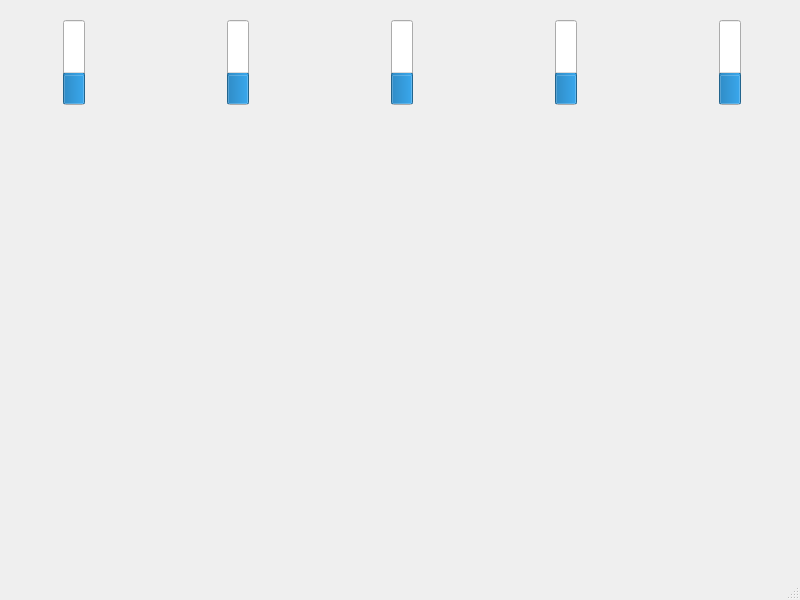
Before: the Qt Designer form mainwindow.ui in Xyan-Banan/polytech-Tamagochi, drawn with Qt 5.
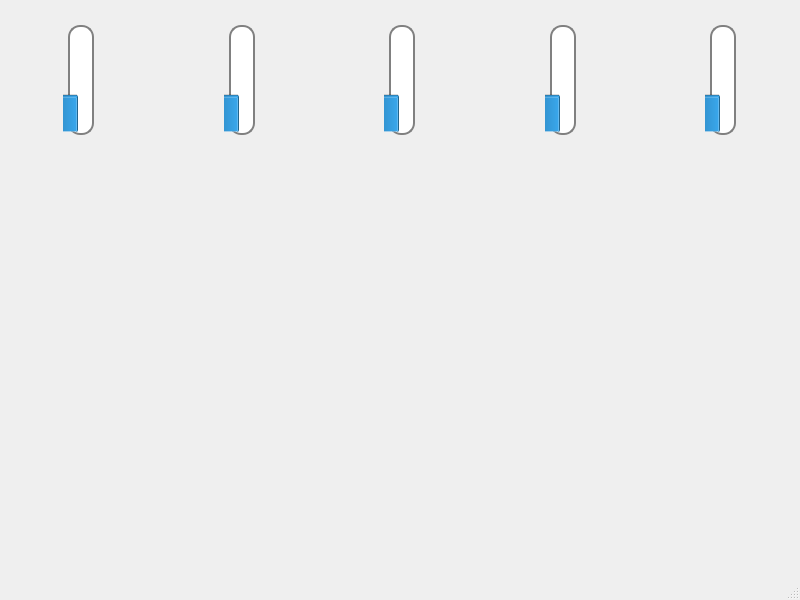
After: the same form once the commit is applied. Icons and pictures are not drawn.

Patch:
```diff
--- a/mainwindow.ui
+++ b/mainwindow.ui
@@ -18,9 +18,9 @@
     <property name="geometry">
      <rect>
       <x>50</x>
-      <y>130</y>
-      <width>399</width>
-      <height>399</height>
+      <y>218</y>
+      <width>311</width>
+      <height>311</height>
      </rect>
     </property>
     <property name="sizePolicy">
@@ -45,7 +45,7 @@
       <x>50</x>
       <y>20</y>
       <width>691</width>
-      <height>91</height>
+      <height>126</height>
      </rect>
     </property>
     <layout class="QHBoxLayout" name="horizontalLayout">
@@ -72,6 +72,12 @@
        </item>
        <item row="0" column="1">
         <widget class="QProgressBar" name="foodProgressBar">
+         <property name="styleSheet">
+          <string notr="true">border: 2px solid grey;
+border-radius: 12%;
+margin: 5px;
+</string>
+         </property>
          <property name="maximum">
           <number>100</number>
          </property>
@@ -124,6 +130,12 @@
        </item>
        <item row="0" column="1">
         <widget class="QProgressBar" name="sleepProgressBar">
+         <property name="styleSheet">
+          <string notr="true">border: 2px solid grey;
+border-radius: 12%;
+margin: 5px;
+</string>
+         </property>
          <property name="maximum">
           <number>100</number>
          </property>
@@ -157,6 +169,12 @@
       <layout class="QGridLayout" name="gridLayout_4">
        <item row="0" column="1">
         <widget class="QProgressBar" name="moodProgressBar">
+         <property name="styleSheet">
+          <string notr="true">border: 2px solid grey;
+border-radius: 12px;
+margin: 5px;
+</string>
+         </property>
          <property name="maximum">
           <number>100</number>
          </property>
@@ -228,6 +246,12 @@
        </item>
        <item row="0" column="1">
         <widget class="QProgressBar" name="clearProgressBar">
+         <property name="styleSheet">
+          <string notr="true">border: 2px solid grey;
+border-radius: 12%;
+margin: 5px;
+</string>
+         </property>
          <property name="maximum">
           <number>100</number>
          </property>
@@ -280,6 +304,12 @@
        </item>
        <item row="0" column="1">
         <widget class="QProgressBar" name="healthProgressBar">
+         <property name="styleSheet">
+          <string notr="true">border: 2px solid grey;
+border-radius: 12%;
+margin: 5px;
+</string>
+         </property>
          <property name="maximum">
           <number>100</number>
          </property>
```
